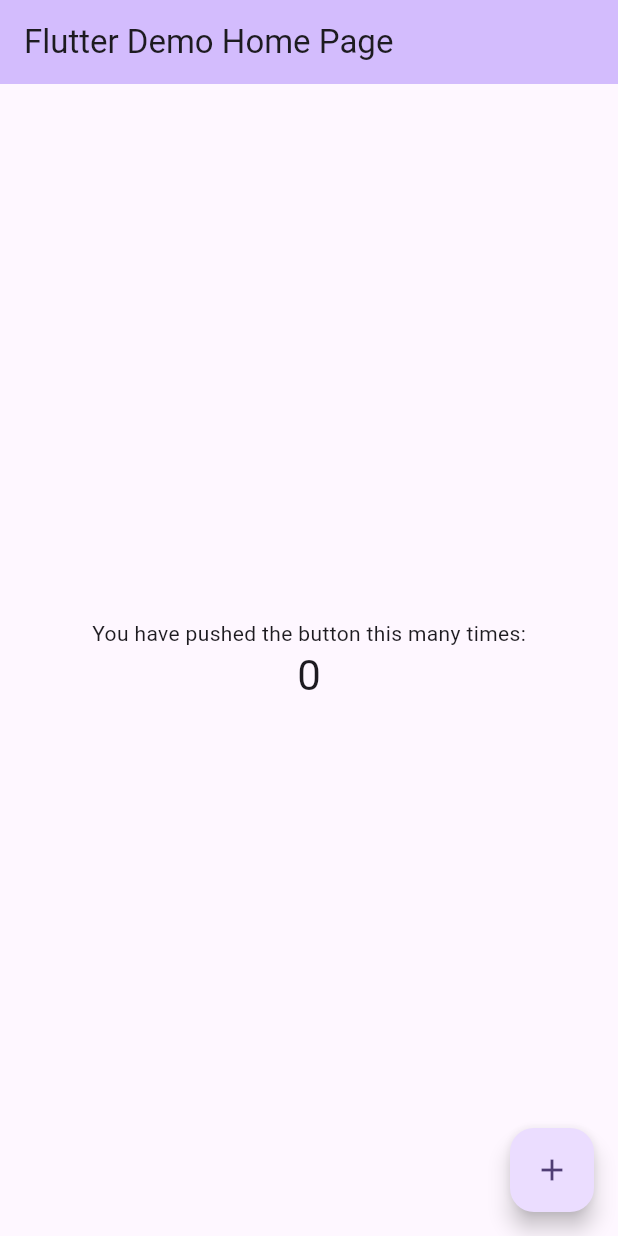
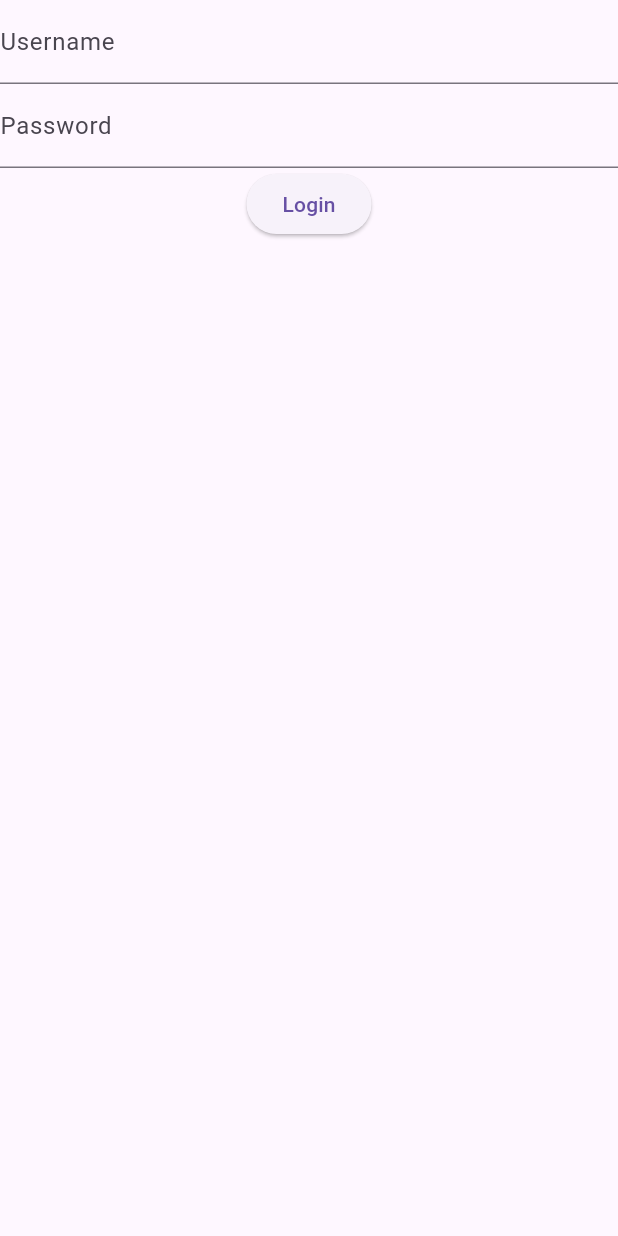
Before and after one commit to Ayoobkibrahim/chat_app, a Flutter app: the screen it shows after launch, on a phone screen of 412 x 824 dp. Run offline on Flutter 3.47's test engine with Material 3 defaults, Android fonts, the phone set to English and light mode, and no system bars; our stand-ins replace shared_preferences.

Commit message:
create config files 1.Routes   *Routes Manager   *Routes Name 2.Login  *Model  *view_model  *Screen
 yaml fles
 *packages adding

```diff
--- /dev/null
+++ b/lib/configs/routes/routes_manager.dart
@@ -0,0 +1,19 @@
+import 'package:chat_app/configs/routes/routes_name.dart';
+import 'package:chat_app/feature/auth/view/screen/login_screen.dart';
+import 'package:flutter/material.dart';
+
+
+class RoutesManager {
+  static Route<dynamic> generateRoute(RouteSettings settings) {
+    switch (settings.name) {
+      case RoutesName.login:
+        return MaterialPageRoute(builder: (_) => LoginView());
+      default:
+        return MaterialPageRoute(
+          builder: (_) => Scaffold(
+            body: Center(child: Text('No route defined for ${settings.name}')),
+          ),
+        );
+    }
+  }
+}
--- /dev/null
+++ b/lib/configs/routes/routes_name.dart
@@ -0,0 +1,5 @@
+class RoutesName {
+  static const String splash = '/';
+  static const String login = '/login';
+  static const String chat = '/chat';
+}
--- /dev/null
+++ b/lib/feature/auth/model/user_model.dart
@@ -0,0 +1,9 @@
+class UserModel {
+  String username;
+  String password;
+
+  UserModel({
+    required this.username,
+    required this.password,
+  });
+}
--- /dev/null
+++ b/lib/feature/auth/view/screen/login_screen.dart
@@ -0,0 +1,29 @@
+import 'package:chat_app/feature/auth/view_model/login_view_model.dart';
+import 'package:flutter/material.dart';
+
+class LoginView extends StatelessWidget {
+  final LoginViewModel viewModel = LoginViewModel();
+
+  @override
+  Widget build(BuildContext context) {
+    final usernameController = TextEditingController();
+    final passwordController = TextEditingController();
+
+    return Scaffold(
+      body: Column(
+        children: [
+          TextField(controller: usernameController, decoration: InputDecoration(labelText: 'Username')),
+          TextField(controller: passwordController, decoration: InputDecoration(labelText: 'Password')),
+          ElevatedButton(
+            onPressed: () async {
+              if (await viewModel.login(usernameController.text, passwordController.text)) {
+                Navigator.pushReplacementNamed(context, '/chat');
+              }
+            },
+            child: Text('Login'),
+          ),
+        ],
+      ),
+    );
+  }
+}
--- /dev/null
+++ b/lib/feature/auth/view_model/login_view_model.dart
@@ -0,0 +1,21 @@
+
+
+import 'package:flutter/material.dart';
+import 'package:shared_preferences/shared_preferences.dart';
+
+class LoginViewModel extends ChangeNotifier{
+  Future<bool> login(String username, String password) async {
+    if (username.isNotEmpty && password.isNotEmpty) {
+      final prefs = await SharedPreferences.getInstance();
+      await prefs.setBool('isLoggedIn', true);
+      await prefs.setString('username', username);
+      return true;
+    }
+    return false;
+  }
+
+  Future<bool> isLoggedIn() async {
+    final prefs = await SharedPreferences.getInstance();
+    return prefs.getBool('isLoggedIn') ?? false;
+  }
+}
--- a/lib/main.dart
+++ b/lib/main.dart
@@ -1,4 +1,9 @@
+import 'package:chat_app/configs/routes/routes_manager.dart';
+import 'package:chat_app/configs/routes/routes_name.dart';
+import 'package:chat_app/feature/auth/view_model/login_view_model.dart';
 import 'package:flutter/material.dart';
+import 'package:provider/provider.dart';
+
 
 void main() {
   runApp(const MyApp());
@@ -7,119 +12,19 @@ void main() {
 class MyApp extends StatelessWidget {
   const MyApp({super.key});
 
-  // This widget is the root of your application.
   @override
   Widget build(BuildContext context) {
-    return MaterialApp(
-      title: 'Flutter Demo',
-      theme: ThemeData(
-        // This is the theme of your application.
-        //
-        // TRY THIS: Try running your application with "flutter run". You'll see
-        // the application has a purple toolbar. Then, without quitting the app,
-        // try changing the seedColor in the colorScheme below to Colors.green
-        // and then invoke "hot reload" (save your changes or press the "hot
-        // reload" button in a Flutter-supported IDE, or press "r" if you used
-        // the command line to start the app).
-        //
-        // Notice that the counter didn't reset back to zero; the application
-        // state is not lost during the reload. To reset the state, use hot
-        // restart instead.
-        //
-        // This works for code too, not just values: Most code changes can be
-        // tested with just a hot reload.
-        colorScheme: ColorScheme.fromSeed(seedColor: Colors.deepPurple),
-        useMaterial3: true,
+    return MultiProvider(
+      providers: [
+        ChangeNotifierProvider(create: (context) => LoginViewModel()),
+      ],
+      child: MaterialApp(
+        debugShowCheckedModeBanner: false,
+        title: 'Flutter Chat App',
+        theme: ThemeData(primarySwatch: Colors.blue),
+        initialRoute: RoutesName.login,
+        onGenerateRoute: RoutesManager.generateRoute,
       ),
-      home: const MyHomePage(title: 'Flutter Demo Home Page'),
     );
   }
 }
-
-class MyHomePage extends StatefulWidget {
-  const MyHomePage({super.key, required this.title});
-
-  // This widget is the home page of your application. It is stateful, meaning
-  // that it has a State object (defined below) that contains fields that affect
-  // how it looks.
-
-  // This class is the configuration for the state. It holds the values (in this
-  // case the title) provided by the parent (in this case the App widget) and
-  // used by the build method of the State. Fields in a Widget subclass are
-  // always marked "final".
-
-  final String title;
-
-  @override
-  State<MyHomePage> createState() => _MyHomePageState();
-}
-
-class _MyHomePageState extends State<MyHomePage> {
-  int _counter = 0;
-
-  void _incrementCounter() {
-    setState(() {
-      // This call to setState tells the Flutter framework that something has
-      // changed in this State, which causes it to rerun the build method below
-      // so that the display can reflect the updated values. If we changed
-      // _counter without calling setState(), then the build method would not be
-      // called again, and so nothing would appear to happen.
-      _counter++;
-    });
-  }
-
-  @override
-  Widget build(BuildContext context) {
-    // This method is rerun every time setState is called, for instance as done
-    // by the _incrementCounter method above.
-    //
-    // The Flutter framework has been optimized to make rerunning build methods
-    // fast, so that you can just rebuild anything that needs updating rather
-    // than having to individually change instances of widgets.
-    return Scaffold(
-      appBar: AppBar(
-        // TRY THIS: Try changing the color here to a specific color (to
-        // Colors.amber, perhaps?) and trigger a hot reload to see the AppBar
-        // change color while the other colors stay the same.
-        backgroundColor: Theme.of(context).colorScheme.inversePrimary,
-        // Here we take the value from the MyHomePage object that was created by
-        // the App.build method, and use it to set our appbar title.
-        title: Text(widget.title),
-      ),
-      body: Center(
-        // Center is a layout widget. It takes a single child and positions it
-        // in the middle of the parent.
-        child: Column(
-          // Column is also a layout widget. It takes a list of children and
-          // arranges them vertically. By default, it sizes itself to fit its
-          // children horizontally, and tries to be as tall as its parent.
-          //
-          // Column has various properties to control how it sizes itself and
-          // how it positions its children. Here we use mainAxisAlignment to
-          // center the children vertically; the main axis here is the vertical
-          // axis because Columns are vertical (the cross axis would be
-          // horizontal).
-          //
-          // TRY THIS: Invoke "debug painting" (choose the "Toggle Debug Paint"
-          // action in the IDE, or press "p" in the console), to see the
-          // wireframe for each widget.
-          mainAxisAlignment: MainAxisAlignment.center,
-          children: <Widget>[
-            const Text(
-              'You have pushed the button this many times:',
-            ),
-            Text(
-              '$_counter',
-              style: Theme.of(context).textTheme.headlineMedium,
-            ),
-          ],
-        ),
-      ),
-      floatingActionButton: FloatingActionButton(
-        onPressed: _incrementCounter,
-        tooltip: 'Increment',
-        child: const Icon(Icons.add),
-      ), // This trailing comma makes auto-formatting nicer for build methods.
-    );
-  }
-}
```
Also changed, not shown: pubspec.yaml (+6 -6 lines), pubspec.lock, 5 other files.
